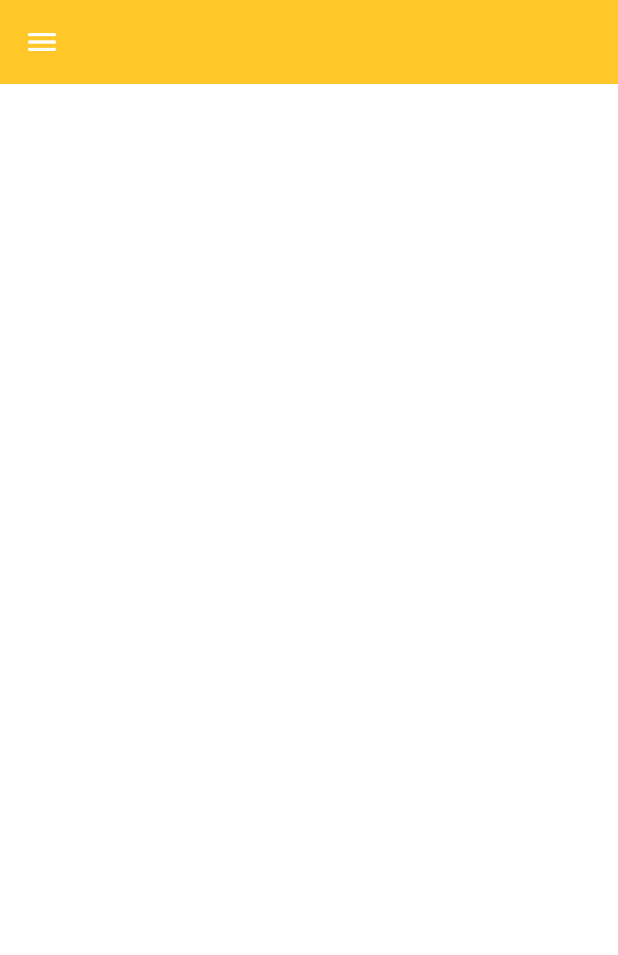
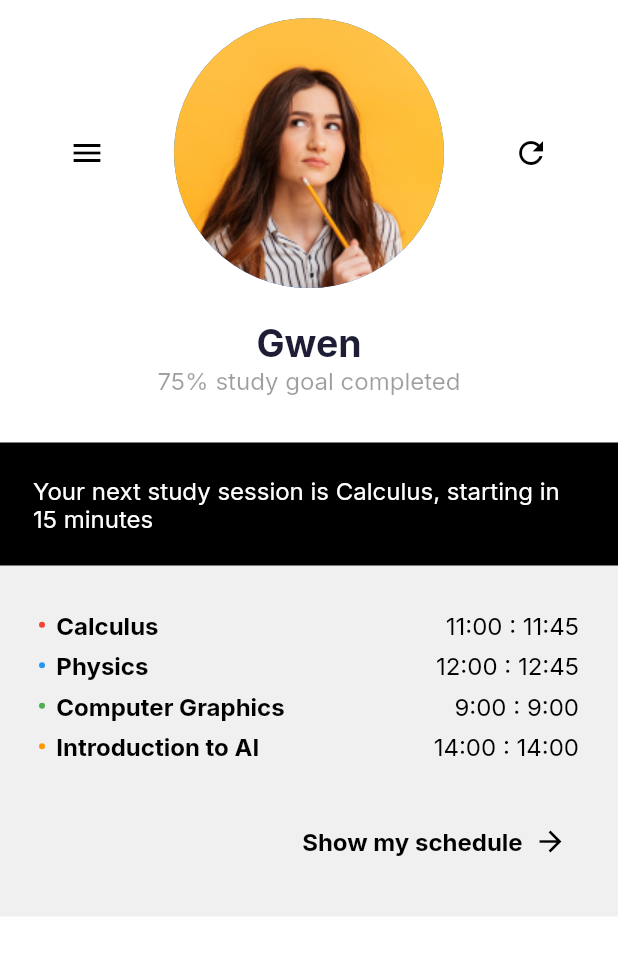
Before and after one commit to khanhdk0000/Study_Space, a Flutter app: the screen it shows after launch, on a phone screen of 412 x 824 dp. Shown: the top 955 px of the screen. Run offline on Flutter 3.47's test engine with Material 2 defaults, Android fonts, the phone set to English and light mode, and no system bars; our stand-ins replace flutter_svg, flutter_switch, google_fonts.

Commit message:
Added menu screen

```diff
--- /dev/null
+++ b/lib/CommonComponents/components.dart
@@ -0,0 +1,23 @@
+import 'package:flutter/material.dart';
+
+class MenuButton extends StatelessWidget {
+  @override
+  Widget build(BuildContext context) {
+    return Container(
+            child: TextButton(
+              style: ButtonStyle(
+                foregroundColor: MaterialStateProperty.all<Color>(Colors.black),
+              ),
+              onPressed: () {
+                Scaffold.of(context).openDrawer();
+              },
+              child:   Icon(
+                  Icons.menu,
+                  color: Colors.black,
+                  size: 24.0
+              ),
+            )
+
+        );
+  }
+}
--- a/lib/Home/view/home_screen.dart
+++ b/lib/Home/view/home_screen.dart
@@ -1,15 +1,149 @@
 import 'package:flutter/material.dart';
 import 'package:study_space/Home/view/side_menu.dart';
+import 'package:study_space/CommonComponents/components.dart';
+
+const divider = SizedBox(height: 32.0);
 
 class HomeScreen extends StatelessWidget {
   @override
+  final userName = "Gwen";
+  final progress = 75;
+
   Widget build(BuildContext context) {
+    var TopSummary = Column(children: [
+      Row(
+        mainAxisAlignment: MainAxisAlignment.spaceEvenly,
+        children: [
+          MenuButton(),
+          CircleAvatar(
+            radius: 90.0,
+            backgroundImage: AssetImage('assets/img/portrait.png'),
+          ),
+          TextButton(
+            style: ButtonStyle(
+              foregroundColor: MaterialStateProperty.all<Color>(Colors.black),
+            ),
+            onPressed: () {},
+            child: Icon(Icons.refresh, color: Colors.black, size: 24.0),
+          )
+        ],
+      ),
+      SizedBox(height: 22),
+      Text(
+        userName,
+        textAlign: TextAlign.center,
+        overflow: TextOverflow.ellipsis,
+        style: TextStyle(fontWeight: FontWeight.bold, fontSize: 25),
+      ),
+      Text(
+        "$progress% study goal completed",
+        textAlign: TextAlign.center,
+        overflow: TextOverflow.ellipsis,
+        style: TextStyle(
+            fontWeight: FontWeight.normal, fontSize: 16, color: Colors.black38),
+      )
+    ]);
+
     return Scaffold(
-      appBar: AppBar(),
       drawer: SideMenu(),
       body: SafeArea(
-        child: Container(),
-      ),
+          child: ListView(
+              scrollDirection: Axis.vertical,
+              padding: const EdgeInsets.symmetric(vertical: 12),
+              children: [TopSummary, divider, HomeSchedule()])),
     );
   }
 }
+
+class HomeSchedule extends StatelessWidget {
+  @override
+  var subjects = [
+    "Calculus",
+    "Physics",
+    "Computer Graphics",
+    "Introduction to AI"
+  ];
+  var startTimes = ["11:00", "12:00", "9:00", "14:00"];
+  var endTimes = ["11:45", "12:45", "9:00", "14:00"];
+  final colors = [Colors.red, Colors.blue, Colors.green, Colors.orange];
+  var eta = 15;
+
+  Widget build(BuildContext context) {
+    return Column(
+      children: [
+        Container(
+            padding: EdgeInsets.all(22),
+            color: Colors.black,
+            width: double.infinity,
+            child: Text(
+              "Your next study session is ${subjects[0]}, starting in $eta minutes",
+              textAlign: TextAlign.left,
+              style: TextStyle(
+                  fontWeight: FontWeight.normal,
+                  fontSize: 16,
+                  color: Colors.white),
+            )),
+        Container(
+            padding: EdgeInsets.all(26),
+            color: Color.fromRGBO(0, 0, 0, 0.06),
+            width: double.infinity,
+            child: Column(
+                children: [
+              for (var i = 0; i < subjects.length; i++)
+                Padding(
+                  padding: const EdgeInsets.symmetric(vertical: 4.0),
+                  child: Row(
+                      mainAxisAlignment: MainAxisAlignment.spaceBetween,
+                      children: [
+                        Row(children: [
+                          Container(
+                            width: 4.0,
+                            height: 4.0,
+                            decoration: BoxDecoration(
+                                color: colors[i],
+                                shape: BoxShape.circle),
+                          ),
+                          Text(
+                            "  ${subjects[i]}",
+                            style: TextStyle(
+                                fontWeight: FontWeight.bold,
+                                fontSize: 16,
+                                color: Colors.black),
+                          ),
+                        ]),
+                        Text(
+                          "${startTimes[i]} : ${endTimes[i]}",
+                          style: TextStyle(
+                              fontWeight: FontWeight.normal,
+                              fontSize: 16,
+                              color: Colors.black),
+                        )
+                      ]),
+                ),
+              SizedBox(height: 26),
+                  TextButton(
+                    style: ButtonStyle(
+                      foregroundColor: MaterialStateProperty.all<Color>(Colors.black),
+                    ),
+                    onPressed: () {
+                    },
+                    child:   Row(mainAxisAlignment: MainAxisAlignment.end, children: [
+                      Text(
+                        "Show my schedule  ",
+                        style: TextStyle(
+                            fontWeight: FontWeight.bold,
+                            fontSize: 16,
+                            color: Colors.black),
+                      ),
+                      Icon(
+                        Icons.arrow_forward,
+                        color: Colors.black,
+                        size: 22.0,
+                      ),
+                    ]),
+                  )
+            ])),
+      ],
+    );
+  }
+}
--- a/lib/Home/view/side_menu.dart
+++ b/lib/Home/view/side_menu.dart
@@ -1,6 +1,7 @@
 import 'package:flutter/cupertino.dart';
 import 'package:flutter/material.dart';
 import 'package:study_space/Sensor/view/sensors_screen.dart';
+import 'package:study_space/Home/view/home_screen.dart';
 import 'package:study_space/constants.dart';
 
 class SideMenu extends StatelessWidget {
@@ -20,7 +21,7 @@ class SideMenu extends StatelessWidget {
               style: TextStyle(color: kContentColorDarkTheme),
             ),
             currentAccountPicture: CircleAvatar(
-              backgroundImage: AssetImage('assets/img/man.png'),
+              backgroundImage: AssetImage('assets/img/portrait.png'),
             ),
             decoration: BoxDecoration(
               image: DecorationImage(
@@ -32,7 +33,12 @@ class SideMenu extends StatelessWidget {
           ListTile(
             leading: Icon(Icons.home),
             title: Text('Home'),
-            onTap: () => null,
+            onTap: () {
+              Navigator.push(
+                context,
+                MaterialPageRoute(builder: (context) => HomeScreen()),
+              );
+            },
           ),
           ListTile(
             leading: Icon(Icons.cast_for_education),
```
Also changed, not shown: assets/img/portrait.png (added).
